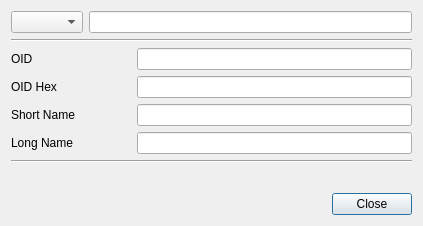
Before: the Qt Designer form BerViewer/oid_info_dlg.ui in jykim74/BerEditor, drawn with Qt 5.
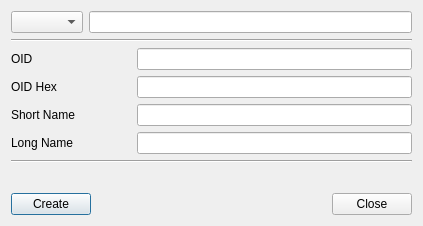
After: the same form once the commit is applied.

```diff
--- a/BerViewer/oid_info_dlg.ui
+++ b/BerViewer/oid_info_dlg.ui
@@ -36,6 +36,13 @@
    </item>
    <item row="9" column="0">
     <layout class="QHBoxLayout" name="horizontalLayout_2">
+     <item>
+      <widget class="QPushButton" name="mCreateBtn">
+       <property name="text">
+        <string>Create</string>
+       </property>
+      </widget>
+     </item>
      <item>
       <spacer name="horizontalSpacer">
        <property name="orientation">
```
